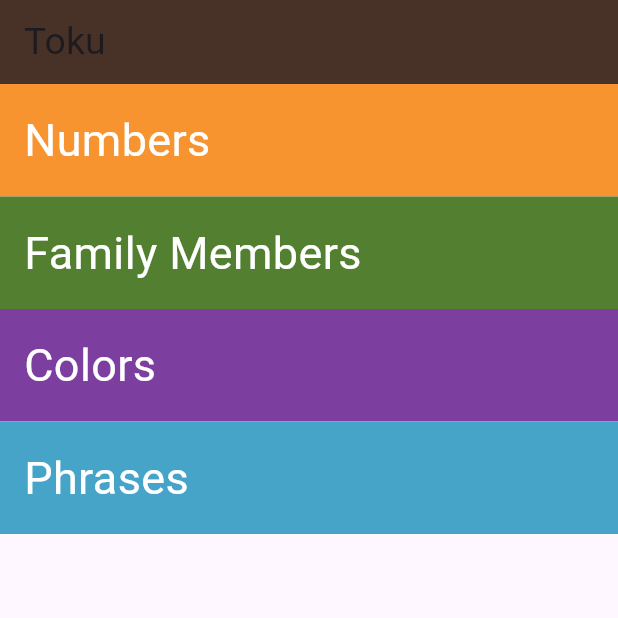
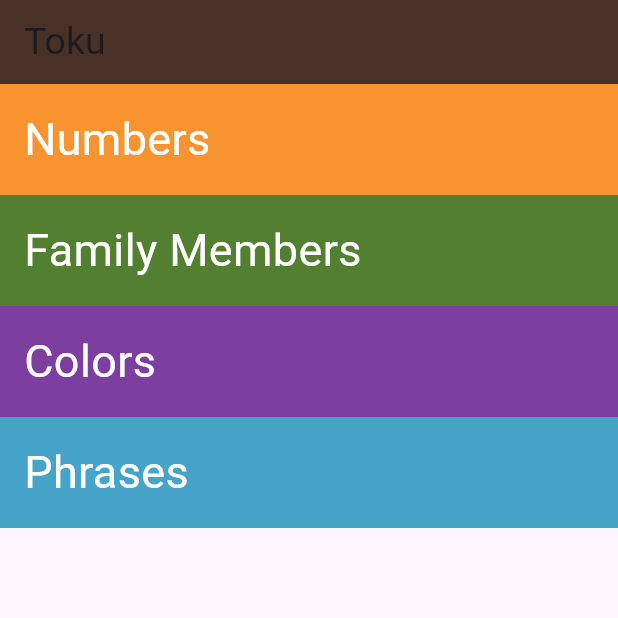
Before and after one commit to husseinragab2002/learn, a Flutter app: the screen it shows after launch, on a phone screen of 412 x 824 dp, the top half of it. Run offline on Flutter 3.47's test engine with Material 3 defaults, Android fonts, the light colour scheme and no system bars.

Commit message:
next commit

```diff
--- a/lib/screans/home_screan/catagory.dart
+++ b/lib/screans/home_screan/catagory.dart
@@ -15,7 +15,7 @@ class Category extends StatelessWidget {
       child: Container(
         padding: EdgeInsets.only(left: 16),
         alignment: Alignment.centerLeft,
-        height: 75,
+        height: 74,
         width: double.infinity,
         color: color,
         // Color(0xffF8942F),
```
